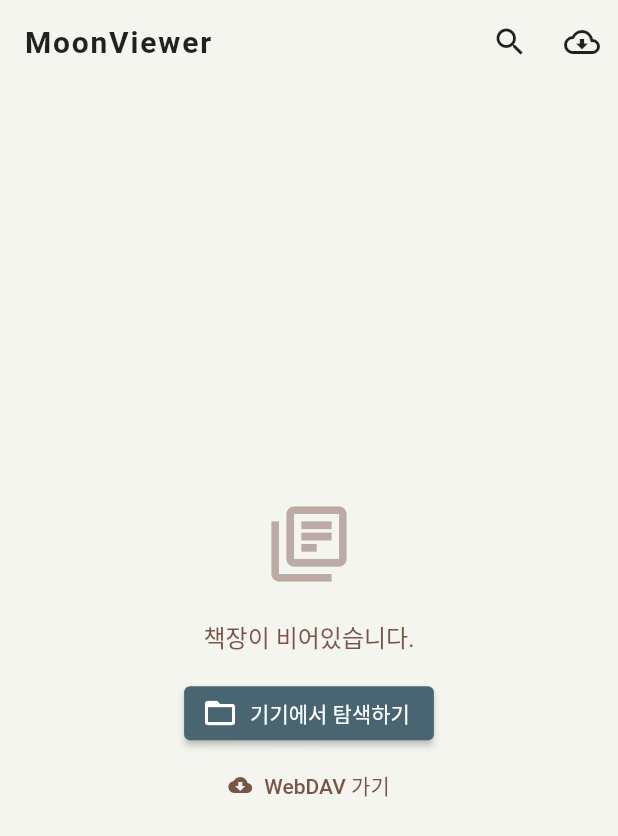
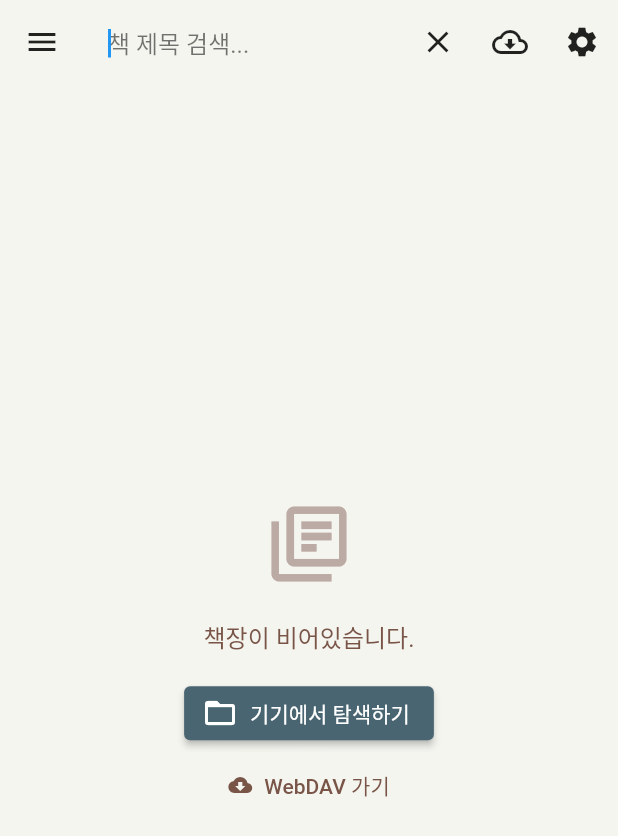
Before and after one commit to damob-byun/txt-ebook-reader, a Flutter app: the screen it shows after launch, after a tap on the "search" icon, on a phone screen of 412 x 824 dp. Shown: the top 836 px of the screen. Run offline on Flutter 3.47's test engine with Material 3 defaults, Android fonts, the phone set to English and light mode, and no system bars; our stand-ins replace file_picker, flutter_hooks, flutter_riverpod, flutter_secure_storage, hooks_riverpod, shared_preferences; missing offline and left inert: charset_converter, cp949_codec, webdav_client.

Commit message:
FIX: 설치

```diff
--- a/lib/screens/library_screen.dart
+++ b/lib/screens/library_screen.dart
@@ -130,9 +130,12 @@ class _LibraryScreenState extends ConsumerState<LibraryScreen> {
             icon: Icon(_isSearching ? Icons.close : Icons.search),
             onPressed: () {
               setState(() {
-                if (!_isSearching) {
+                if (_isSearching) {
+                  _isSearching = false;
                   _searchQuery = '';
                   _searchController.clear();
+                } else {
+                  _isSearching = true;
                 }
               });
             },
@@ -141,8 +144,17 @@ class _LibraryScreenState extends ConsumerState<LibraryScreen> {
             icon: const Icon(Icons.cloud_download_outlined),
             onPressed: () => _showCloudSelection(context),
           ),
+          IconButton(
+            icon: const Icon(Icons.settings),
+            onPressed: () {
+              Navigator.of(context).push(
+                MaterialPageRoute(builder: (_) => const SettingsScreen()),
+              );
+            },
+          ),
         ],
       ),
+      drawer: _buildDrawer(context, isDark),
       body: books.isEmpty
           ? _buildEmptyState(context, isDark)
           : ListView(
@@ -174,6 +186,53 @@ class _LibraryScreenState extends ConsumerState<LibraryScreen> {
                 const SizedBox(height: 50),
               ],
             ),
+    );
+  }
+
+  Widget _buildDrawer(BuildContext context, bool isDark) {
+    return Drawer(
+      backgroundColor: Theme.of(context).scaffoldBackgroundColor,
+      child: Column(
+        children: [
+          DrawerHeader(
+            decoration: BoxDecoration(color: isDark ? Colors.black26 : const Color(0xFF6B4E3D)),
+            child: const Center(
+              child: Text(
+                'MoonViewer',
+                style: TextStyle(color: Colors.white, fontSize: 24, fontWeight: FontWeight.bold),
+              ),
+            ),
+          ),
+          ListTile(
+            leading: Icon(Icons.settings, color: isDark ? Colors.white70 : Colors.black87),
+            title: Text('전체 설정', style: TextStyle(color: isDark ? Colors.white : Colors.black87)),
+            onTap: () {
+              Navigator.pop(context);
+              Navigator.of(context).push(
+                MaterialPageRoute(builder: (_) => const SettingsScreen()),
+              );
+            },
+          ),
+          ListTile(
+            leading: Icon(Icons.cloud_sync, color: isDark ? Colors.white70 : Colors.black87),
+            title: Text('WebDAV 계정 설정', style: TextStyle(color: isDark ? Colors.white : Colors.black87)),
+            onTap: () {
+              Navigator.pop(context);
+              Navigator.of(context).push(
+                MaterialPageRoute(builder: (_) => const WebDavLoginScreen()),
+              );
+            },
+          ),
+          const Spacer(),
+          Padding(
+            padding: const EdgeInsets.all(20),
+            child: Text(
+              'v1.0.0',
+              style: TextStyle(color: isDark ? Colors.white24 : Colors.grey),
+            ),
+          ),
+        ],
+      ),
     );
   }
 
```
Also changed, not shown: lib/screens/reader_screen.dart (+11 -6 lines).
